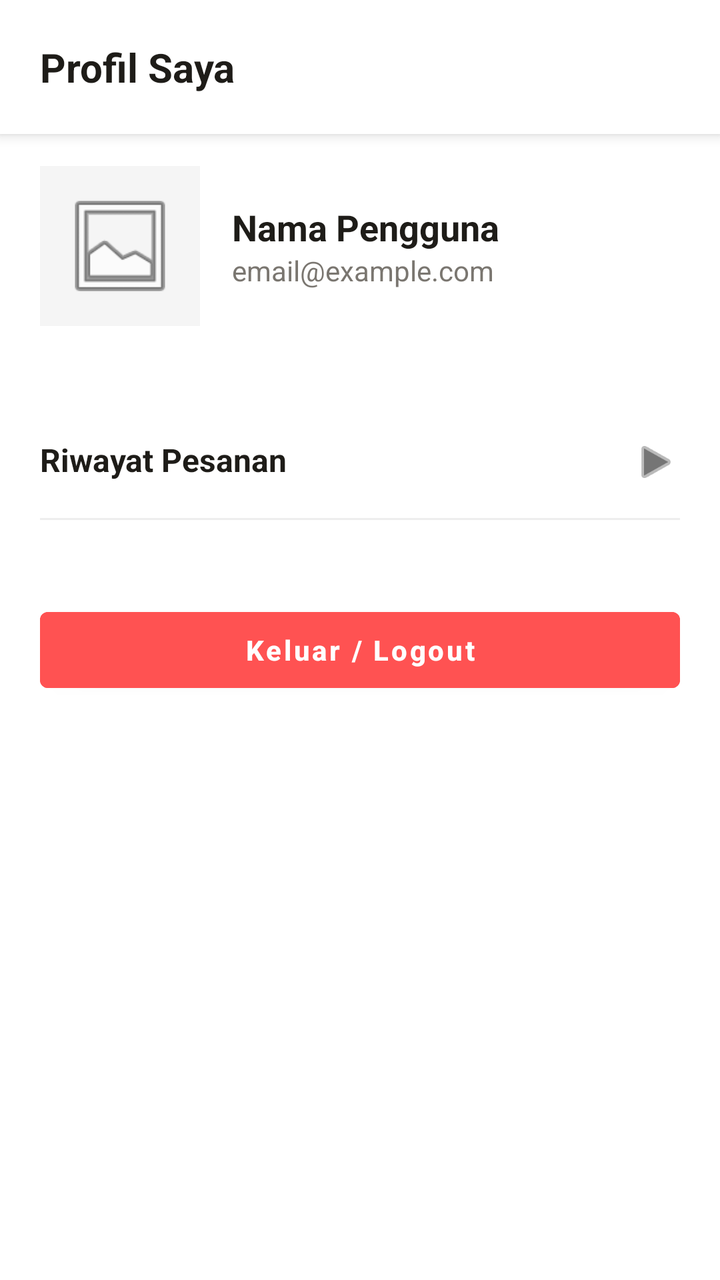
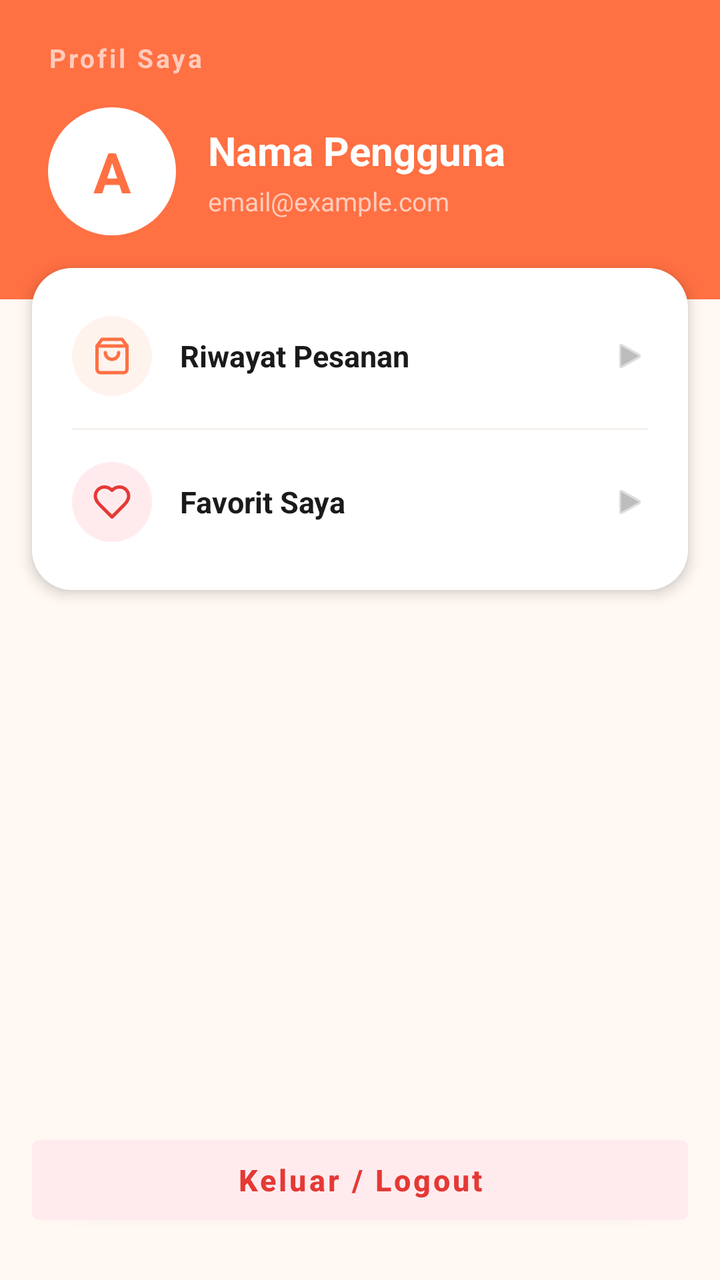

Screens rendered from an Android XML layout before and after an edit, with the pre-edit source and the edit as a unified diff.
<!-- AndroidManifest.xml: application theme Theme.KueWeh -->
<!-- res/layout/fragment_profile.xml -->
<?xml version="1.0" encoding="utf-8"?>
<LinearLayout xmlns:android="http://schemas.android.com/apk/res/android"
    xmlns:app="http://schemas.android.com/apk/res-auto"
    android:layout_width="match_parent"
    android:layout_height="match_parent"
    android:orientation="vertical"
    android:background="#FFFFFF"
    android:fitsSystemWindows="true">

    <LinearLayout
        android:layout_width="match_parent"
        android:layout_height="wrap_content"
        android:background="#FFFFFF"
        android:elevation="4dp"
        android:padding="20dp"
        android:layout_marginBottom="16dp">

        <TextView
            android:layout_width="wrap_content"
            android:layout_height="wrap_content"
            android:text="Profil Saya"
            android:textColor="#1E1C18"
            android:textSize="20sp"
            android:textStyle="bold" />
    </LinearLayout>

    <LinearLayout
        android:layout_width="match_parent"
        android:layout_height="wrap_content"
        android:orientation="vertical"
        android:paddingHorizontal="20dp">

        <LinearLayout
            android:layout_width="match_parent"
            android:layout_height="wrap_content"
            android:orientation="horizontal"
            android:gravity="center_vertical"
            android:layout_marginBottom="40dp">

            <ImageView
                android:id="@+id/profileImage"
                android:layout_width="80dp"
                android:layout_height="80dp"
                android:src="@android:drawable/ic_menu_gallery"
                android:background="#F5F5F5"
                android:padding="10dp"/>

            <LinearLayout
                android:layout_width="wrap_content"
                android:layout_height="wrap_content"
                android:orientation="vertical"
                android:layout_marginStart="16dp">

                <TextView
                    android:id="@+id/tvProfileName"
                    android:layout_width="wrap_content"
                    android:layout_height="wrap_content"
                    android:text="Nama Pengguna"
                    android:textSize="18sp"
                    android:textStyle="bold"
                    android:textColor="#1E1C18"/>

                <TextView
                    android:id="@+id/tvProfileEmail"
                    android:layout_width="wrap_content"
                    android:layout_height="wrap_content"
                    android:text="email@example.com"
                    android:textSize="14sp"
                    android:textColor="#7A7670"/>
            </LinearLayout>
        </LinearLayout>

        <LinearLayout
            android:id="@+id/btnRiwayatPesanan"
            android:layout_width="match_parent"
            android:layout_height="wrap_content"
            android:orientation="horizontal"
            android:paddingVertical="16dp"
            android:background="?attr/selectableItemBackground"
            android:clickable="true"
            android:focusable="true">

            <TextView
                android:layout_width="0dp"
                android:layout_height="wrap_content"
                android:layout_weight="1"
                android:text="Riwayat Pesanan"
                android:textColor="#1E1C18"
                android:textSize="16sp"
                android:textStyle="bold"/>

            <ImageView
                android:layout_width="24dp"
                android:layout_height="24dp"
                android:src="@android:drawable/ic_media_play"
                android:rotation="0"
                app:tint="#757575" />
        </LinearLayout>

        <View
            android:layout_width="match_parent"
            android:layout_height="1dp"
            android:background="#EEEEEE"
            android:layout_marginBottom="40dp"/>

        <Button
            android:id="@+id/btnLogout"
            android:layout_width="match_parent"
            android:layout_height="50dp"
            android:backgroundTint="#FF5252"
            android:text="Keluar / Logout"
            android:textColor="#FFFFFF"
            android:textStyle="bold"
            android:textAllCaps="false"/>

    </LinearLayout> </LinearLayout>
<!-- resources referenced by this layout -->
<resources>
  <style name="Theme.KueWeh" parent="Theme.MaterialComponents.Light.NoActionBar">
          <item name="android:statusBarColor">@android:color/transparent</item>
  
          <item name="android:windowLightStatusBar">true</item>
      </style>
</resources>

<!-- the commit's change to res/layout/fragment_profile.xml (unified diff, before → after) -->
@@ -1,49 +1,56 @@
 <?xml version="1.0" encoding="utf-8"?>
-<LinearLayout xmlns:android="http://schemas.android.com/apk/res/android"
+<LinearLayout
+    xmlns:android="http://schemas.android.com/apk/res/android"
     xmlns:app="http://schemas.android.com/apk/res-auto"
     android:layout_width="match_parent"
     android:layout_height="match_parent"
     android:orientation="vertical"
-    android:background="#FFFFFF"
+    android:background="#FFF8F3"
     android:fitsSystemWindows="true">
 
+    
     <LinearLayout
         android:layout_width="match_parent"
         android:layout_height="wrap_content"
-        android:background="#FFFFFF"
-        android:elevation="4dp"
-        android:padding="20dp"
-        android:layout_marginBottom="16dp">
+        android:background="#FF7043"
+        android:orientation="vertical"
+        android:paddingHorizontal="24dp"
+        android:paddingTop="20dp"
+        android:paddingBottom="32dp">
 
         <TextView
             android:layout_width="wrap_content"
             android:layout_height="wrap_content"
             android:text="Profil Saya"
-            android:textColor="#1E1C18"
-            android:textSize="20sp"
-            android:textStyle="bold" />
-    </LinearLayout>
-
-    <LinearLayout
-        android:layout_width="match_parent"
-        android:layout_height="wrap_content"
-        android:orientation="vertical"
-        android:paddingHorizontal="20dp">
-
+            android:textColor="#FFCCBC"
+            android:textSize="13sp"
+            android:textStyle="bold"
+            android:letterSpacing="0.1"
+            android:layout_marginBottom="16dp"/>
+
+        
         <LinearLayout
             android:layout_width="match_parent"
             android:layout_height="wrap_content"
             android:orientation="horizontal"
-            android:gravity="center_vertical"
-            android:layout_marginBottom="40dp">
-
-            <ImageView
-                android:id="@+id/profileImage"
-                android:layout_width="80dp"
-                android:layout_height="80dp"
-                android:src="@android:drawable/ic_menu_gallery"
-                android:background="#F5F5F5"
-                android:padding="10dp"/>
+            android:gravity="center_vertical">
+
+            
+            <FrameLayout
+                android:layout_width="64dp"
+                android:layout_height="64dp"
+                android:background="@drawable/bg_avatar_circle">
+
+                <TextView
+                    android:id="@+id/tvAvatarInitial"
+                    android:layout_width="match_parent"
+                    android:layout_height="match_parent"
+                    android:gravity="center"
+                    android:text="A"
+                    android:textColor="#FF7043"
+                    android:textSize="28sp"
+                    android:textStyle="bold"/>
+            </FrameLayout>
 
             <LinearLayout
                 android:layout_width="wrap_content"
@@ -56,61 +63,148 @@
                     android:layout_width="wrap_content"
                     android:layout_height="wrap_content"
                     android:text="Nama Pengguna"
-                    android:textSize="18sp"
+                    android:textSize="20sp"
                     android:textStyle="bold"
-                    android:textColor="#1E1C18"/>
+                    android:textColor="#FFFFFF"/>
 
                 <TextView
                     android:id="@+id/tvProfileEmail"
                     android:layout_width="wrap_content"
                     android:layout_height="wrap_content"
                     android:text="email@example.com"
-                    android:textSize="14sp"
-                    android:textColor="#7A7670"/>
+                    android:textSize="13sp"
+                    android:textColor="#FFCCBC"
+                    android:layout_marginTop="3dp"/>
             </LinearLayout>
         </LinearLayout>
-
+    </LinearLayout>
+
+    
+    <LinearLayout
+        android:layout_width="match_parent"
+        android:layout_height="wrap_content"
+        android:orientation="vertical"
+        android:layout_marginHorizontal="16dp"
+        android:layout_marginTop="-16dp"
+        android:background="@drawable/bg_card_rounded"
+        android:elevation="4dp"
+        android:paddingVertical="8dp">
+
+        
         <LinearLayout
             android:id="@+id/btnRiwayatPesanan"
             android:layout_width="match_parent"
             android:layout_height="wrap_content"
             android:orientation="horizontal"
+            android:paddingHorizontal="20dp"
             android:paddingVertical="16dp"
             android:background="?attr/selectableItemBackground"
             android:clickable="true"
-            android:focusable="true">
+            android:focusable="true"
+            android:gravity="center_vertical">
+
+            <FrameLayout
+                android:layout_width="40dp"
+                android:layout_height="40dp"
+                android:background="@drawable/bg_icon_circle_orange">
+
+                <ImageView
+                    android:layout_width="20dp"
+                    android:layout_height="20dp"
+                    android:layout_gravity="center"
+                    android:src="@drawable/ic_pesanan"
+                    app:tint="#FF7043"/>
+            </FrameLayout>
 
             <TextView
                 android:layout_width="0dp"
                 android:layout_height="wrap_content"
                 android:layout_weight="1"
+                android:layout_marginStart="14dp"
                 android:text="Riwayat Pesanan"
-                android:textColor="#1E1C18"
-                android:textSize="16sp"
+                android:textColor="#1A1A1A"
+                android:textSize="15sp"
                 android:textStyle="bold"/>
 
             <ImageView
-                android:layout_width="24dp"
-                android:layout_height="24dp"
+                android:layout_width="18dp"
+                android:layout_height="18dp"
                 android:src="@android:drawable/ic_media_play"
-                android:rotation="0"
-                app:tint="#757575" />
+                app:tint="#BDBDBD"/>
         </LinearLayout>
 
         <View
             android:layout_width="match_parent"
             android:layout_height="1dp"
-            android:background="#EEEEEE"
-            android:layout_marginBottom="40dp"/>
+            android:background="#F5F0EB"
+            android:layout_marginHorizontal="20dp"/>
+
+        
+        <LinearLayout
+            android:layout_width="match_parent"
+            android:layout_height="wrap_content"
+            android:orientation="horizontal"
+            android:paddingHorizontal="20dp"
+            android:paddingVertical="16dp"
+            android:background="?attr/selectableItemBackground"
+            android:clickable="true"
+            android:focusable="true"
+            android:gravity="center_vertical">
+
+            <FrameLayout
+                android:layout_width="40dp"
+                android:layout_height="40dp"
+                android:background="@drawable/bg_icon_circle_red">
+
+                <ImageView
+                    android:layout_width="20dp"
+                    android:layout_height="20dp"
+                    android:layout_gravity="center"
+                    android:src="@drawable/ic_favorite_navbar"
+                    app:tint="#E53935"/>
+            </FrameLayout>
+
+            <TextView
+                android:layout_width="0dp"
+                android:layout_height="wrap_content"
+                android:layout_weight="1"
+                android:layout_marginStart="14dp"
+                android:text="Favorit Saya"
+                android:textColor="#1A1A1A"
+                android:textSize="15sp"
+                android:textStyle="bold"/>
+
+            <ImageView
+                android:layout_width="18dp"
+                android:layout_height="18dp"
+                android:src="@android:drawable/ic_media_play"
+                app:tint="#BDBDBD"/>
+        </LinearLayout>
+    </LinearLayout>
+
+    
+    <View
+        android:layout_width="match_parent"
+        android:layout_height="0dp"
+        android:layout_weight="1"/>
+
+    
+    <LinearLayout
+        android:layout_width="match_parent"
+        android:layout_height="wrap_content"
+        android:paddingHorizontal="16dp"
+        android:paddingBottom="24dp">
 
         <Button
             android:id="@+id/btnLogout"
             android:layout_width="match_parent"
-            android:layout_height="50dp"
-            android:backgroundTint="#FF5252"
+            android:layout_height="52dp"
+            android:backgroundTint="#FFEBEE"
             android:text="Keluar / Logout"
-            android:textColor="#FFFFFF"
+            android:textColor="#E53935"
             android:textStyle="bold"
-            android:textAllCaps="false"/>
-
-    </LinearLayout> </LinearLayout>
+            android:textAllCaps="false"
+            android:textSize="15sp"/>
+    </LinearLayout>
+
+</LinearLayout>
<!-- resource entries referenced after the edit -->
@@ -1,5 +1,71 @@
 <!-- resources referenced by this layout -->
 <resources>
+  <!-- drawable bg_avatar_circle (drawable) -->
+  <?xml version="1.0" encoding="utf-8"?>
+  <shape xmlns:android="http://schemas.android.com/apk/res/android"
+      android:shape="oval">
+      <solid android:color="#FFFFFF"/>
+  </shape>
+  <!-- drawable bg_card_rounded (drawable) -->
+  <?xml version="1.0" encoding="utf-8"?>
+  <shape xmlns:android="http://schemas.android.com/apk/res/android">
+      <solid android:color="#FFFFFF"/>
+      <corners android:radius="20dp"/>
+  </shape>
+  <!-- drawable bg_icon_circle_orange (drawable) -->
+  <?xml version="1.0" encoding="utf-8"?>
+  <shape xmlns:android="http://schemas.android.com/apk/res/android"
+      android:shape="oval">
+      <solid android:color="#FFF3EE"/>
+  </shape>
+  <!-- drawable bg_icon_circle_red (drawable) -->
+  <?xml version="1.0" encoding="utf-8"?>
+  <shape xmlns:android="http://schemas.android.com/apk/res/android"
+      android:shape="oval">
+      <solid android:color="#FFEBEE"/>
+  </shape>
+  <!-- drawable ic_favorite_navbar (drawable) -->
+  <vector xmlns:android="http://schemas.android.com/apk/res/android"
+      android:width="24dp"
+      android:height="24dp"
+      android:viewportWidth="24"
+      android:viewportHeight="24">
+    <path
+        android:pathData="M19,14C20.49,12.54 22,10.79 22,8.5C22,7.041 21.42,5.642 20.389,4.611C19.358,3.579 17.959,3 16.5,3C14.74,3 13.5,3.5 12,5C10.5,3.5 9.26,3 7.5,3C6.041,3 4.642,3.579 3.611,4.611C2.579,5.642 2,7.041 2,8.5C2,10.8 3.5,12.55 5,14L12,21L19,14Z"
+        android:strokeLineJoin="round"
+        android:strokeWidth="2"
+        android:fillColor="#00000000"
+        android:strokeColor="#EBAB7F"
+        android:strokeLineCap="round"/>
+  </vector>
+  <!-- drawable ic_pesanan (drawable) -->
+  <vector xmlns:android="http://schemas.android.com/apk/res/android"
+      android:width="24dp"
+      android:height="24dp"
+      android:viewportWidth="24"
+      android:viewportHeight="24">
+    <path
+        android:pathData="M6,2L3,6V20C3,20.53 3.211,21.039 3.586,21.414C3.961,21.789 4.47,22 5,22H19C19.53,22 20.039,21.789 20.414,21.414C20.789,21.039 21,20.53 21,20V6L18,2H6Z"
+        android:strokeLineJoin="round"
+        android:strokeWidth="2"
+        android:fillColor="#00000000"
+        android:strokeColor="#EBAB7F"
+        android:strokeLineCap="round"/>
+    <path
+        android:pathData="M3,6H21"
+        android:strokeLineJoin="round"
+        android:strokeWidth="2"
+        android:fillColor="#00000000"
+        android:strokeColor="#EBAB7F"
+        android:strokeLineCap="round"/>
+    <path
+        android:pathData="M16,10C16,11.061 15.579,12.078 14.828,12.828C14.078,13.579 13.061,14 12,14C10.939,14 9.922,13.579 9.172,12.828C8.421,12.078 8,11.061 8,10"
+        android:strokeLineJoin="round"
+        android:strokeWidth="2"
+        android:fillColor="#00000000"
+        android:strokeColor="#EBAB7F"
+        android:strokeLineCap="round"/>
+  </vector>
   <style name="Theme.KueWeh" parent="Theme.MaterialComponents.Light.NoActionBar">
           <item name="android:statusBarColor">@android:color/transparent</item>
   
